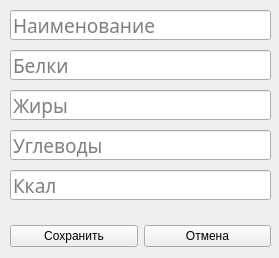
Before: the Qt Designer form project/forms/Product_edit.ui in Galoev/nutritionist-helper, drawn with Qt 5.
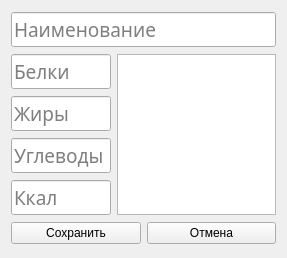
After: the same form once the commit is applied.

Commit message: Добавлена реализация во все формы Edit, исправлена форма Product_edit

```diff
--- a/project/forms/Product_edit.ui
+++ b/project/forms/Product_edit.ui
@@ -6,22 +6,16 @@
    <rect>
     <x>0</x>
     <y>0</y>
-    <width>279</width>
+    <width>287</width>
     <height>258</height>
    </rect>
   </property>
   <property name="windowTitle">
    <string>Form</string>
   </property>
+  <layout class="QGridLayout" name="gridLayout" columnstretch="0,1">
+   <item row="0" column="0" colspan="2">
   <widget class="QLineEdit" name="lineEdit_productName">
-   <property name="geometry">
-    <rect>
-     <x>10</x>
-     <y>10</y>
-     <width>261</width>
-     <height>30</height>
-    </rect>
-   </property>
    <property name="minimumSize">
     <size>
      <width>0</width>
@@ -38,21 +32,21 @@
     <string>Наименование</string>
    </property>
   </widget>
+   </item>
+   <item row="1" column="0">
   <widget class="QLineEdit" name="lineEdit_numProtein">
-   <property name="geometry">
-    <rect>
-     <x>10</x>
-     <y>50</y>
-     <width>261</width>
-     <height>30</height>
-    </rect>
-   </property>
    <property name="minimumSize">
     <size>
      <width>0</width>
      <height>30</height>
     </size>
    </property>
+     <property name="maximumSize">
+      <size>
+       <width>100</width>
+       <height>16777215</height>
+      </size>
+     </property>
    <property name="font">
     <font>
      <family>Calibri Light</family>
@@ -63,21 +57,24 @@
     <string>Белки</string>
    </property>
   </widget>
+   </item>
+   <item row="1" column="1" rowspan="4">
+    <widget class="QTextEdit" name="textEdit_description"/>
+   </item>
+   <item row="2" column="0">
   <widget class="QLineEdit" name="lineEdit_numFats">
-   <property name="geometry">
-    <rect>
-     <x>10</x>
-     <y>90</y>
-     <width>261</width>
-     <height>30</height>
-    </rect>
-   </property>
    <property name="minimumSize">
     <size>
      <width>0</width>
      <height>30</height>
     </size>
    </property>
+     <property name="maximumSize">
+      <size>
+       <width>100</width>
+       <height>16777215</height>
+      </size>
+     </property>
    <property name="font">
     <font>
      <family>Calibri Light</family>
@@ -88,21 +85,21 @@
     <string>Жиры</string>
    </property>
   </widget>
+   </item>
+   <item row="3" column="0">
   <widget class="QLineEdit" name="lineEdit_numCarbohydrates">
-   <property name="geometry">
-    <rect>
-     <x>10</x>
-     <y>130</y>
-     <width>261</width>
-     <height>30</height>
-    </rect>
-   </property>
    <property name="minimumSize">
     <size>
      <width>0</width>
      <height>30</height>
     </size>
    </property>
+     <property name="maximumSize">
+      <size>
+       <width>100</width>
+       <height>16777215</height>
+      </size>
+     </property>
    <property name="font">
     <font>
      <family>Calibri Light</family>
@@ -113,21 +110,21 @@
     <string>Углеводы</string>
    </property>
   </widget>
+   </item>
+   <item row="4" column="0">
   <widget class="QLineEdit" name="lineEdit_numKcal">
-   <property name="geometry">
-    <rect>
-     <x>10</x>
-     <y>170</y>
-     <width>261</width>
-     <height>30</height>
-    </rect>
-   </property>
    <property name="minimumSize">
     <size>
      <width>0</width>
      <height>30</height>
     </size>
    </property>
+     <property name="maximumSize">
+      <size>
+       <width>100</width>
+       <height>16777215</height>
+      </size>
+     </property>
    <property name="font">
     <font>
      <family>Calibri Light</family>
@@ -138,15 +135,8 @@
     <string>Ккал</string>
    </property>
   </widget>
-  <widget class="QWidget" name="layoutWidget">
-   <property name="geometry">
-    <rect>
-     <x>10</x>
-     <y>220</y>
-     <width>261</width>
-     <height>32</height>
-    </rect>
-   </property>
+   </item>
+   <item row="5" column="0" colspan="2">
    <layout class="QHBoxLayout" name="horizontalLayout">
     <item>
      <widget class="QPushButton" name="pushButton_save">
@@ -163,7 +153,8 @@
      </widget>
     </item>
    </layout>
-  </widget>
+   </item>
+  </layout>
  </widget>
  <resources/>
  <connections/>
```
Lines whose indentation alone changed are shown as unchanged. The commit also changes 11 other files.
